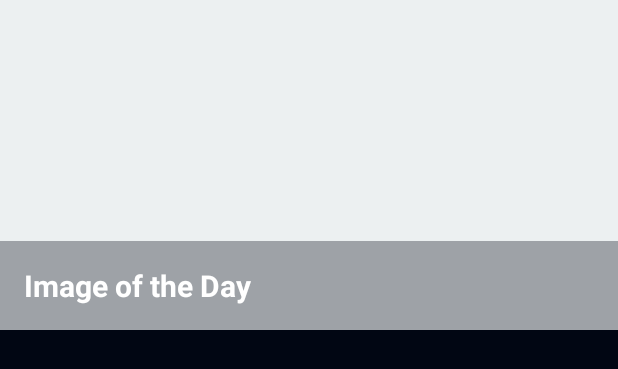
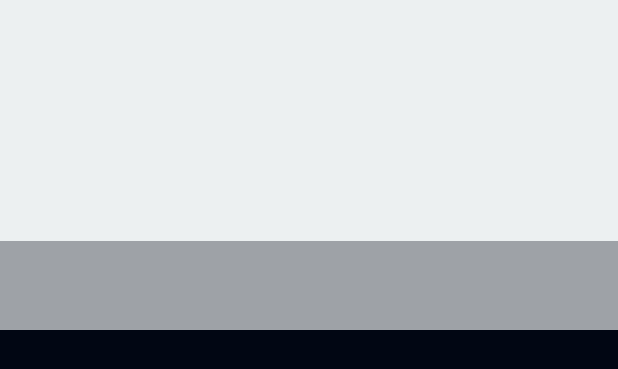
Before and after one commit to vivianpereira/asteroid-radar, an Android app: the layout fragment_main.xml on its own in the app's theme, with its tools: preview values and no code run, on a phone screen of 412 x 824 dp. Shown: the top 369 px of the screen. Run offline under Robolectric (Android 15) with nearby library versions, the phone set to English and light mode, and no system bars.

Commit message:
Addressing code review suggestions

```diff
--- a/app/build.gradle
+++ b/app/build.gradle
@@ -15,6 +15,7 @@ android {
         versionCode 1
         versionName "1.0"
         testInstrumentationRunner "androidx.test.runner.AndroidJUnitRunner"
+        buildConfigField "String", "NASA_API_KEY", '"lma31NB5QRArgn87sSKbjN8pDI4y1dn77H5X0hOQ"'
     }
     buildTypes {
         release {
--- a/app/src/main/java/com/udacity/asteroidradar/Constants.kt
+++ b/app/src/main/java/com/udacity/asteroidradar/Constants.kt
@@ -4,5 +4,4 @@ object Constants {
     const val API_QUERY_DATE_FORMAT = "YYYY-MM-dd"
     const val DEFAULT_END_DATE_DAYS = 7
     const val BASE_URL = "https://api.nasa.gov/"
-    const val API_KEY = "lma31NB5QRArgn87sSKbjN8pDI4y1dn77H5X0hOQ"
 }
--- a/app/src/main/java/com/udacity/asteroidradar/main/MainFragment.kt
+++ b/app/src/main/java/com/udacity/asteroidradar/main/MainFragment.kt
@@ -39,7 +39,11 @@ class MainFragment : Fragment() {
         }
 
         viewModel.picture.observe(viewLifecycleOwner) { picture ->
-            Picasso.get().load(picture.url).into(binding.activityMainImageOfTheDay)
+            Picasso.get()
+                .load(picture.url)
+                .placeholder(R.drawable.placeholder_picture_of_day)
+                .error(R.drawable.placeholder_picture_of_day)
+                .into(binding.activityMainImageOfTheDay)
             binding.activityMainImageOfTheDay.contentDescription = picture.title
         }
 
--- a/app/src/main/java/com/udacity/asteroidradar/repository/AsteroidsRepository.kt
+++ b/app/src/main/java/com/udacity/asteroidradar/repository/AsteroidsRepository.kt
@@ -1,6 +1,7 @@
 package com.udacity.asteroidradar.repository
 
 import com.udacity.asteroidradar.Asteroid
+import com.udacity.asteroidradar.BuildConfig
 import com.udacity.asteroidradar.Constants
 import com.udacity.asteroidradar.PictureOfDay
 import com.udacity.asteroidradar.api.AsteroidApi
@@ -19,7 +20,7 @@ class AsteroidsRepository(
     suspend fun loadAsteroids() {
         val today = Date()
 
-        val apiResponse = asteroidApi.service.getAsteroids(today.formatDate(), Constants.API_KEY)
+        val apiResponse = asteroidApi.service.getAsteroids(today.formatDate(), BuildConfig.NASA_API_KEY)
         val json = JSONObject(apiResponse)
         val asteroids = parseAsteroidsJsonResult(json)
         dao.insertAll(*asteroids.map {
@@ -58,7 +59,7 @@ class AsteroidsRepository(
     }
 
     suspend fun getDailyPicture(): PictureOfDay {
-        return asteroidApi.service.getDailyPicture(Constants.API_KEY)
+        return asteroidApi.service.getDailyPicture(BuildConfig.NASA_API_KEY)
     }
 
 }
--- a/app/src/main/res/layout/asteroid_item.xml
+++ b/app/src/main/res/layout/asteroid_item.xml
@@ -56,6 +56,7 @@
             app:layout_constraintEnd_toEndOf="parent"
             app:layout_constraintTop_toTopOf="parent"
             app:statusIcon="@{asteroid.potentiallyHazardous}"
+            android:contentDescription="@{asteroid.potentiallyHazardous ? @string/potentially_hazardous_asteroid_image : @string/not_hazardous_asteroid_image}"
             tools:src="@drawable/ic_status_normal" />
     </androidx.constraintlayout.widget.ConstraintLayout>
 </layout>
--- a/app/src/main/res/layout/fragment_main.xml
+++ b/app/src/main/res/layout/fragment_main.xml
@@ -38,8 +38,7 @@
                 android:layout_gravity="bottom"
                 android:background="#55010613"
                 android:padding="16dp"
-                android:text="@string/image_of_the_day"
-                android:contentDescription="@string/image_of_the_day"
+                android:text="@{viewModel.picture.title}"
                 android:textColor="@android:color/white"
                 android:textSize="20sp"
                 android:textStyle="bold" />
```
